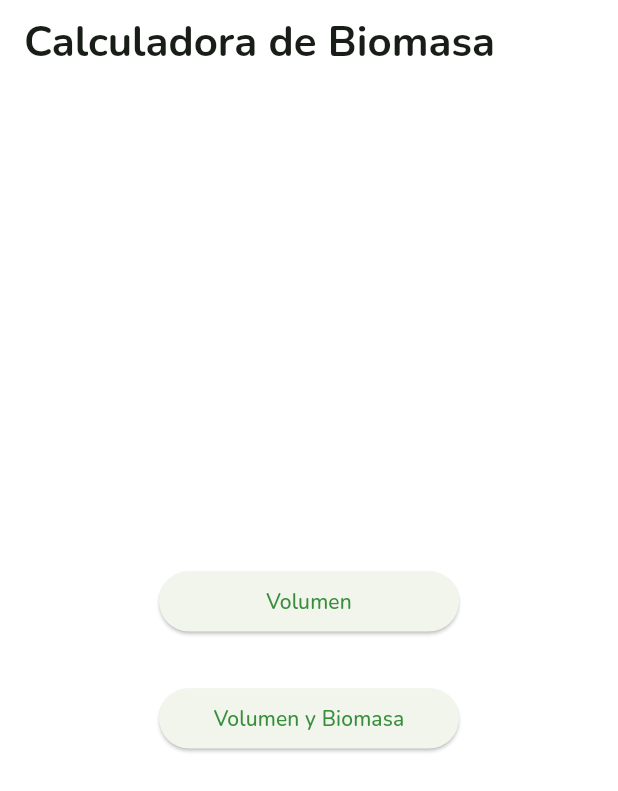
After one commit to albertholto0/Calculadora-biomasa, a Flutter app: the screen it shows after launch, on a phone screen of 412 x 824 dp. The commit adds this screen. Shown: the top 791 px of the screen. Run offline on Flutter 3.47's test engine with Material 3 defaults, Android fonts, the phone set to English and light mode, and no system bars; our stand-ins replace google_fonts.

Commit message:
Se creó HomeScreen

```diff
--- /dev/null
+++ b/calculadora_biomasa/lib/screens/home_screen.dart
@@ -0,0 +1,50 @@
+import 'package:flutter/material.dart';
+import 'vol_biomass.dart';
+import 'volumen.dart';
+
+class HomeScreen extends StatelessWidget {
+  const HomeScreen({super.key});
+
+  @override
+  Widget build(BuildContext context) {
+    return Scaffold(
+      appBar: AppBar(title: const Text('Calculadora de Biomasa')),
+      body: Center(
+        child: Column(
+          mainAxisAlignment: MainAxisAlignment.center,
+          children: [
+            SizedBox(
+              width: 200,
+              child: ElevatedButton(
+                onPressed: () {
+                  Navigator.push(
+                    context,
+                    MaterialPageRoute(
+                      builder: (context) => const VolumenCalculator(),
+                    ),
+                  );
+                },
+                child: const Text('Volumen'),
+              ),
+            ),
+            const SizedBox(height: 30),
+            SizedBox(
+              width: 200,
+              child: ElevatedButton(
+                onPressed: () {
+                  Navigator.push(
+                    context,
+                    MaterialPageRoute(
+                      builder: (context) => const BiomassCalculator(),
+                    ),
+                  );
+                },
+                child: const Text('Volumen y Biomasa'),
+              ),
+            ),
+          ],
+        ),
+      ),
+    );
+  }
+}
--- a/calculadora_biomasa/lib/screens/vol_biomass.dart
+++ b/calculadora_biomasa/lib/screens/vol_biomass.dart
@@ -62,6 +62,7 @@ class _BiomassCalculatorState extends State<BiomassCalculator> {
           mainAxisAlignment: MainAxisAlignment.center,
           children: [
             TextField(
+              style: TextStyle(color: Colors.black),
               controller: _diameterController,
               decoration: const InputDecoration(labelText: 'Diámetro'),
               keyboardType: TextInputType.number,
@@ -73,7 +74,10 @@ class _BiomassCalculatorState extends State<BiomassCalculator> {
             ),
             const SizedBox(height: 20),
             if (results.isNotEmpty)
-              Text(results, style: const TextStyle(fontSize: 16)),
+              Text(
+                results,
+                style: const TextStyle(fontSize: 16, color: Colors.black),
+              ),
           ],
         ),
       ),
```
Also changed, not shown: calculadora_biomasa/lib/main.dart (+2 -51 lines), calculadora_biomasa/lib/screens/volumen.dart (+6 -1 lines).
